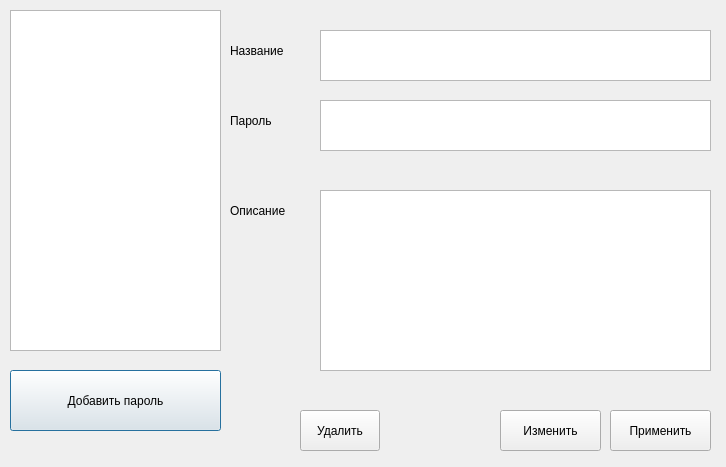
Old version of the form oknoparoley.ui in the repository Undeadguy0/PassHive.
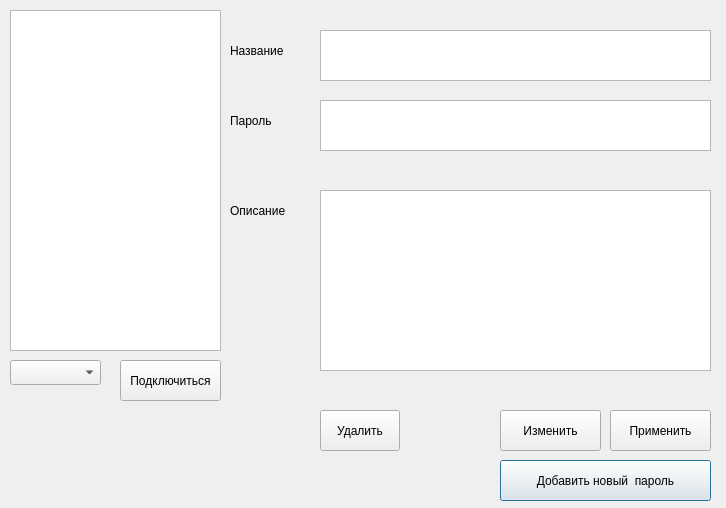
New version of the form.

Commit message: Интерфейс под SSH

What changed in the file:
```diff
--- a/oknoparoley.ui
+++ b/oknoparoley.ui
@@ -7,7 +7,7 @@
     <x>0</x>
     <y>0</y>
     <width>726</width>
-    <height>467</height>
+    <height>508</height>
    </rect>
   </property>
   <property name="windowTitle">
@@ -95,14 +95,14 @@
   <widget class="QPushButton" name="dobav_knopka">
    <property name="geometry">
     <rect>
-     <x>10</x>
-     <y>370</y>
+     <x>500</x>
+     <y>460</y>
      <width>211</width>
-     <height>61</height>
+     <height>41</height>
     </rect>
    </property>
    <property name="text">
-    <string>Добавить пароль</string>
+    <string>Добавить новый  пароль</string>
    </property>
   </widget>
   <widget class="QPushButton" name="prim_knopka">
@@ -134,7 +134,7 @@
   <widget class="QPushButton" name="del_knopka">
    <property name="geometry">
     <rect>
-     <x>300</x>
+     <x>320</x>
      <y>410</y>
      <width>80</width>
      <height>41</height>
@@ -144,6 +144,29 @@
     <string>Удалить</string>
    </property>
   </widget>
+  <widget class="QComboBox" name="conn_spisok">
+   <property name="geometry">
+    <rect>
+     <x>10</x>
+     <y>360</y>
+     <width>91</width>
+     <height>25</height>
+    </rect>
+   </property>
+  </widget>
+  <widget class="QPushButton" name="remote_knopka">
+   <property name="geometry">
+    <rect>
+     <x>120</x>
+     <y>360</y>
+     <width>101</width>
+     <height>41</height>
+    </rect>
+   </property>
+   <property name="text">
+    <string>Подключиться</string>
+   </property>
+  </widget>
  </widget>
  <resources/>
  <connections/>
```
The commit also changes 1 other file.
